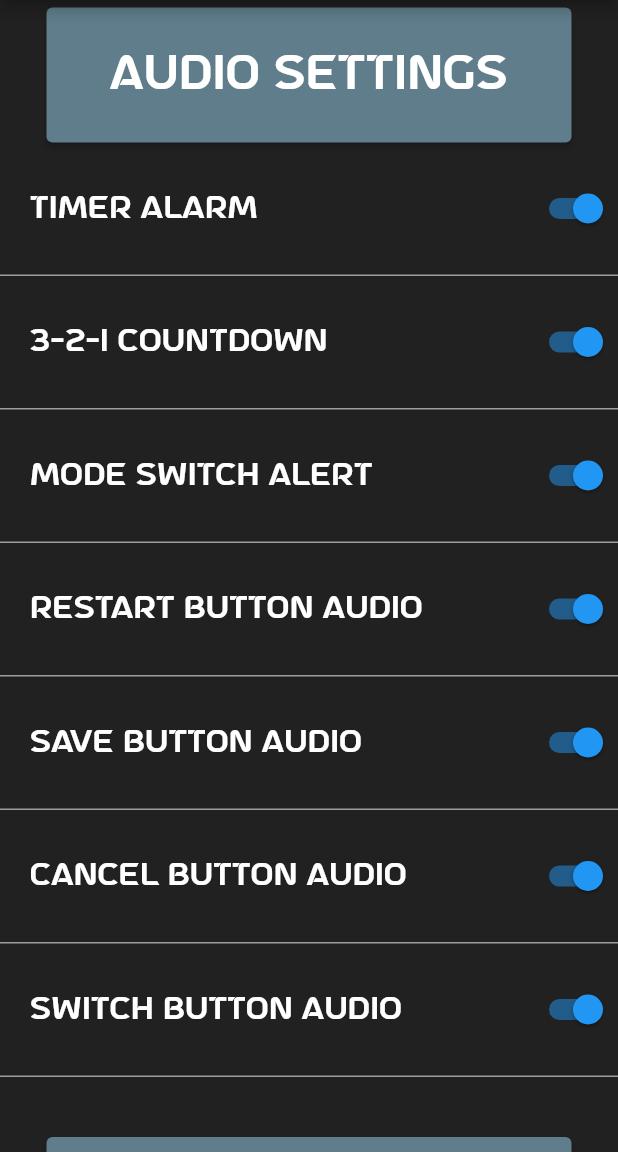
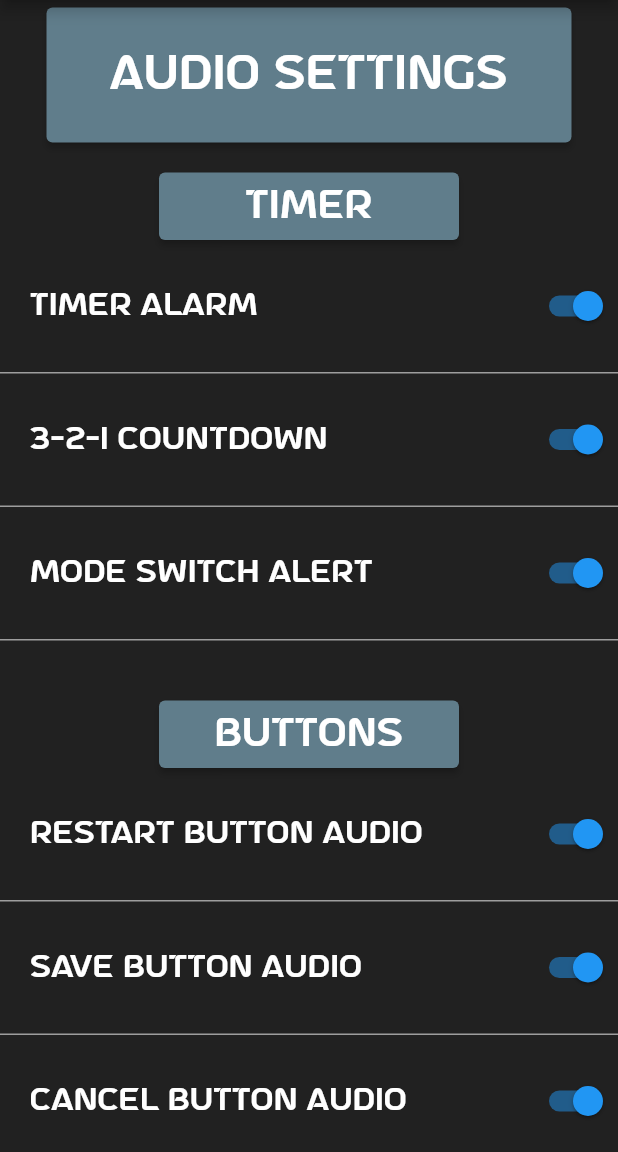
Before and after one commit to Hieroglyphical4/hiit-time, a Flutter app: the AdvancedSettingsMenu screen opened directly, after a tap on "- Audio Settings -", on a phone screen of 412 x 824 dp, the part 84-1236 px from its top. Run offline on Flutter 3.47's test engine with Material 2 defaults, Android fonts, the phone set to English and light mode, and no system bars; our stand-ins replace audioplayers, native_device_orientation, wakelock; missing offline and left inert: hiit.time; statements that could not run were skipped.

```diff
--- a/lib/advanced_settings_menu.dart
+++ b/lib/advanced_settings_menu.dart
@@ -1,9 +1,7 @@
-import 'dart:math';
-
 import 'package:flutter/material.dart';
-
 import 'Config/settings.dart';
 
+// This is the Parent Widget from which other settings menus are opened
 class AdvancedSettingsMenu extends StatefulWidget {
 
   const AdvancedSettingsMenu({
@@ -67,14 +65,17 @@ class _AdvancedSettingsMenuState extends State<AdvancedSettingsMenu> {
                           ? 'Audio Settings'
                           : '- Audio Settings -',
                           style: TextStyle(fontFamily: 'AstroSpace', fontSize: 30, height: 1.1),
-                          textAlign: TextAlign.center))),
+                          textAlign: TextAlign.center
+                      )
+                  )
+                ),
 
                 // Determine if Audio Settings Widget should show:
                 _displayAudioSettings
                   ? AudioSettingsWidget()
                   : Container(),
 
-                SizedBox(height: 20),
+                const SizedBox(height: 20),
 
                 ///////////////////////////
                 // Theme Settings Button
@@ -117,7 +118,7 @@ class _AdvancedSettingsMenuState extends State<AdvancedSettingsMenu> {
 }
 
 ////////////////////////////////////////////
-// Widget for all Theme related Settings
+// Widget for all Theme related Settings (submenu)
 ////////////////////////////////////////////
 class ThemeSettingsWidget extends StatefulWidget {
   const ThemeSettingsWidget({super.key});
@@ -139,7 +140,7 @@ class ThemeSettingsWidgetState extends State<ThemeSettingsWidget> {
 }
 
 ////////////////////////////////////////////
-// Widget for all Audio related Settings
+// Widget for all Audio related Settings (submenu)
 ////////////////////////////////////////////
 class AudioSettingsWidget extends StatefulWidget {
   const AudioSettingsWidget({super.key});
@@ -149,6 +150,101 @@ class AudioSettingsWidget extends StatefulWidget {
 }
 
 class AudioSettingsWidgetState extends State<AudioSettingsWidget> {
+  bool _displayTimerAudioSettings = true;
+  bool _displayButtonAudioSettings = true;
+
+  @override
+  Widget build(BuildContext context) {
+    return Column(
+      mainAxisAlignment: MainAxisAlignment.spaceBetween,
+      children: [
+        const SizedBox(height: 20),
+        /////////////////////////
+        // Timer Submenu Button
+        /////////////////////////
+        SizedBox(
+            height: 45,
+            width: 200,
+            child: ElevatedButton(
+                onPressed: () => setState(() {
+                  if (_displayTimerAudioSettings) {
+                    _displayTimerAudioSettings = false;
+                  } else {
+                    _displayTimerAudioSettings = true;
+                  }
+                }),
+                style: ElevatedButton.styleFrom(
+                  backgroundColor: secondaryAccentColor,
+                  // shape: Rectangle(),
+                  padding: EdgeInsets.all(4),
+                ),
+                child: Text(_displayTimerAudioSettings
+                    ? 'Timer'
+                    : '- Timer -',
+                    style: TextStyle(fontFamily: 'AstroSpace', fontSize: 25, height: 1.1),
+                    textAlign: TextAlign.center
+                )
+            )
+        ),
+
+        // Determine if Timer Audio Submenu Widget should show:
+        _displayTimerAudioSettings
+            ? TimerAudioSettingsWidget()
+            : Container(),
+
+        const SizedBox(height: 20),
+
+        ////////////////////////////
+        // Buttons Submenu Button
+        ////////////////////////////
+        SizedBox(
+            height: 45,
+            width: 200,
+            child: ElevatedButton(
+                onPressed: () => setState(() {
+                  if (_displayButtonAudioSettings) {
+                    _displayButtonAudioSettings = false;
+                  } else {
+                    _displayButtonAudioSettings = true;
+                  }
+                }),
+                style: ElevatedButton.styleFrom(
+                  backgroundColor: secondaryAccentColor,
+                  // shape: Rectangle(),
+                  padding: EdgeInsets.all(4),
+                ),
+                child: Text(_displayButtonAudioSettings
+                    ? 'Buttons'
+                    : '- Buttons -',
+                    style: TextStyle(fontFamily: 'AstroSpace', fontSize: 25, height: 1.1),
+                    textAlign: TextAlign.center
+                )
+            )
+        ),
+
+        // Determine if Timer Audio Submenu Widget should show:
+        _displayButtonAudioSettings
+            ? ButtonAudioSettingsWidget()
+            : Container(),
+
+        const SizedBox(height: 20),
+        SizedBox(height: 1, child: Container(color: Colors.grey)),
+      ],
+    );
+  }
+}
+
+////////////////////////////////////////////////
+// Widget for all Timer Audio related Settings (sub-submenu)
+////////////////////////////////////////////////
+class TimerAudioSettingsWidget extends StatefulWidget {
+  const TimerAudioSettingsWidget({super.key});
+
+  @override
+  TimerAudioSettingsWidgetState createState() => TimerAudioSettingsWidgetState();
+}
+
+class TimerAudioSettingsWidgetState extends State<TimerAudioSettingsWidget> {
   void _onTimerAlarmChanged(bool value) {
     setState(() {
       if (timerAlarmEnabled) {
@@ -175,46 +271,6 @@ class AudioSettingsWidgetState extends State<AudioSettingsWidget> {
         modeSwitchAlertEnabled = false;
       } else {
         modeSwitchAlertEnabled = true;
-      }
-    });
-  }
-
-  void _onSaveButtonAudioChanged(bool value) {
-    setState(() {
-      if (saveButtonAudioEnabled) {
-        saveButtonAudioEnabled = false;
-      } else {
-        saveButtonAudioEnabled = true;
-      }
-    });
-  }
-
-  void _onCancelButtonAudioChanged(bool value) {
-    setState(() {
-      if (cancelButtonAudioEnabled) {
-        cancelButtonAudioEnabled = false;
-      } else {
-        cancelButtonAudioEnabled = true;
-      }
-    });
-  }
-
-  void _onRestartButtonAudioChanged(bool value) {
-    setState(() {
-      if (restartButtonAudioEnabled) {
-        restartButtonAudioEnabled = false;
-      } else {
-        restartButtonAudioEnabled = true;
-      }
-    });
-  }
-
-  void _onSwitchButtonAudioChanged(bool value) {
-    setState(() {
-      if (switchButtonAudioEnabled) {
-        switchButtonAudioEnabled = false;
-      } else {
-        switchButtonAudioEnabled = true;
       }
     });
   }
@@ -314,7 +370,68 @@ class AudioSettingsWidgetState extends State<AudioSettingsWidget> {
           const SizedBox(height: 20),
           SizedBox(height: 1, child: Container(color: Colors.grey)),
           const SizedBox(height: 20),
+        ]
+    );
+  }
+}
 
+////////////////////////////////////////////////
+// Widget for all Button Audio related Settings (sub-submenu)
+////////////////////////////////////////////////
+class ButtonAudioSettingsWidget extends StatefulWidget {
+  const ButtonAudioSettingsWidget({super.key});
+
+  @override
+  ButtonAudioSettingsWidgetState createState() => ButtonAudioSettingsWidgetState();
+}
+
+class ButtonAudioSettingsWidgetState extends State<ButtonAudioSettingsWidget> {
+  void _onSaveButtonAudioChanged(bool value) {
+    setState(() {
+      if (saveButtonAudioEnabled) {
+        saveButtonAudioEnabled = false;
+      } else {
+        saveButtonAudioEnabled = true;
+      }
+    });
+  }
+
+  void _onCancelButtonAudioChanged(bool value) {
+    setState(() {
+      if (cancelButtonAudioEnabled) {
+        cancelButtonAudioEnabled = false;
+      } else {
+        cancelButtonAudioEnabled = true;
+      }
+    });
+  }
+
+  void _onRestartButtonAudioChanged(bool value) {
+    setState(() {
+      if (restartButtonAudioEnabled) {
+        restartButtonAudioEnabled = false;
+      } else {
+        restartButtonAudioEnabled = true;
+      }
+    });
+  }
+
+  void _onSwitchButtonAudioChanged(bool value) {
+    setState(() {
+      if (switchButtonAudioEnabled) {
+        switchButtonAudioEnabled = false;
+      } else {
+        switchButtonAudioEnabled = true;
+      }
+    });
+  }
+
+  @override
+  Widget build(BuildContext context) {
+    return Column(
+        mainAxisAlignment: MainAxisAlignment.spaceBetween,
+        children: [
+          const SizedBox(height: 20),
           ////////////////////////
           // Restart Button Audio
           ////////////////////////
@@ -431,11 +548,7 @@ class AudioSettingsWidgetState extends State<AudioSettingsWidget> {
               ),
             ],
           ),
-
-        const SizedBox(height: 20),
-        SizedBox(height: 1, child: Container(color: Colors.grey)),
-        const SizedBox(height: 20),
-      ],
+        ]
     );
   }
 }
```
Lines whose indentation alone changed are shown as unchanged.
